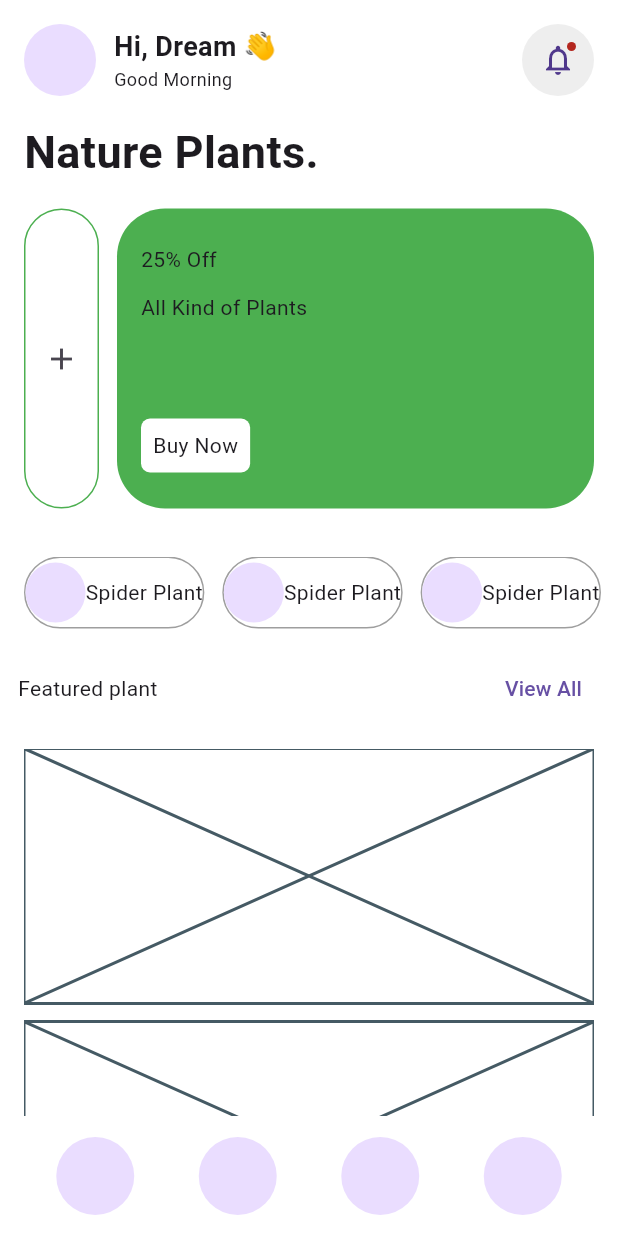
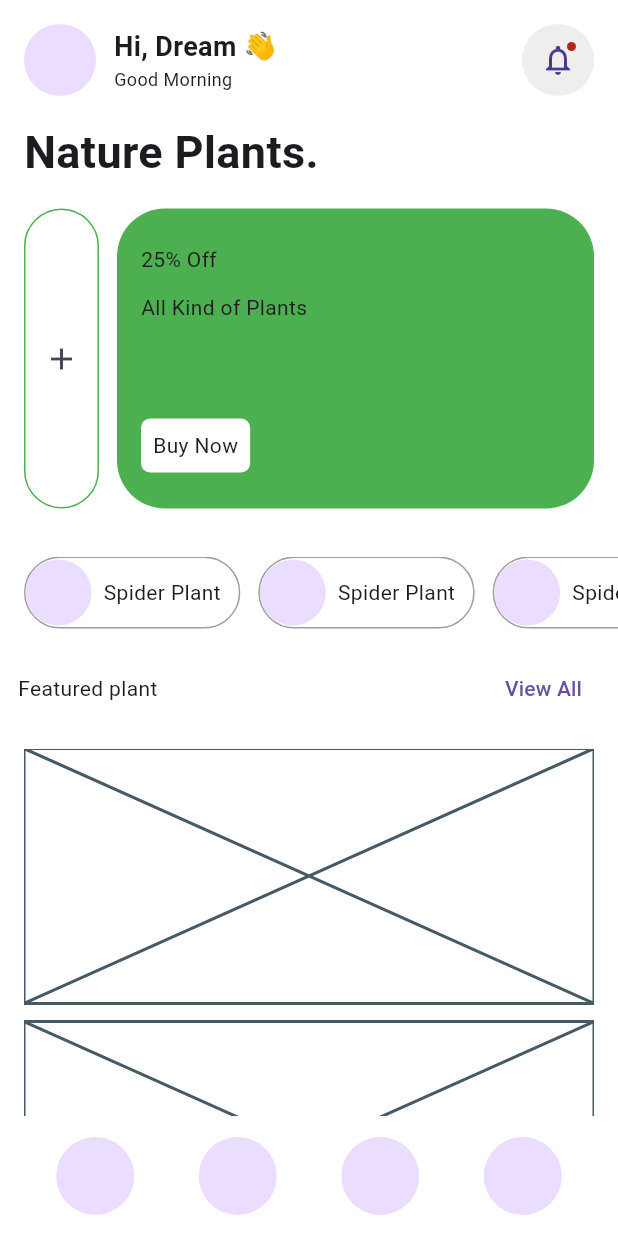
Before and after one commit to JAICHANGPARK/flutter_notebook_chapter_45, a Flutter app: the PlantHomePage screen opened directly, on a phone screen of 412 x 824 dp. Run offline on Flutter 3.47's test engine with Material 3 defaults, Android fonts, the phone set to English and light mode, and no system bars; our stand-ins replace gap, hugeicons, smooth_page_indicator.

Commit message:
Update plant_home_page.dart

```diff
--- a/lib/ep2265_plant_shop_app/ui/plant_home_page.dart
+++ b/lib/ep2265_plant_shop_app/ui/plant_home_page.dart
@@ -141,8 +141,12 @@ class _PlantHomePageState extends State<PlantHomePage> {
                         side: BorderSide(color: Colors.grey),
                       ),
                     ),
+                    padding: EdgeInsets.only(right: 12),
                     child: Row(
-                      children: [CircleAvatar(), Text("Spider Plant")],
+                      spacing: 8,
+                      children: [CircleAvatar(
+                        radius: 22,
+                      ), Text("Spider Plant"),],
                     ),
                   );
                 },
```
